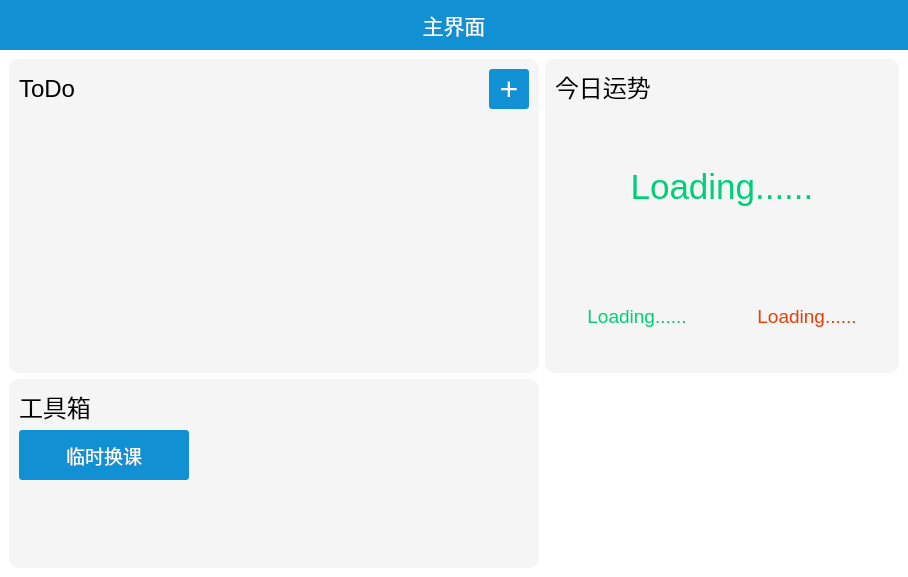
This is ui/mainwindow.ui in Aero80wd/SchoolTools as Qt 5 draws it before an edit. The edited form follows.
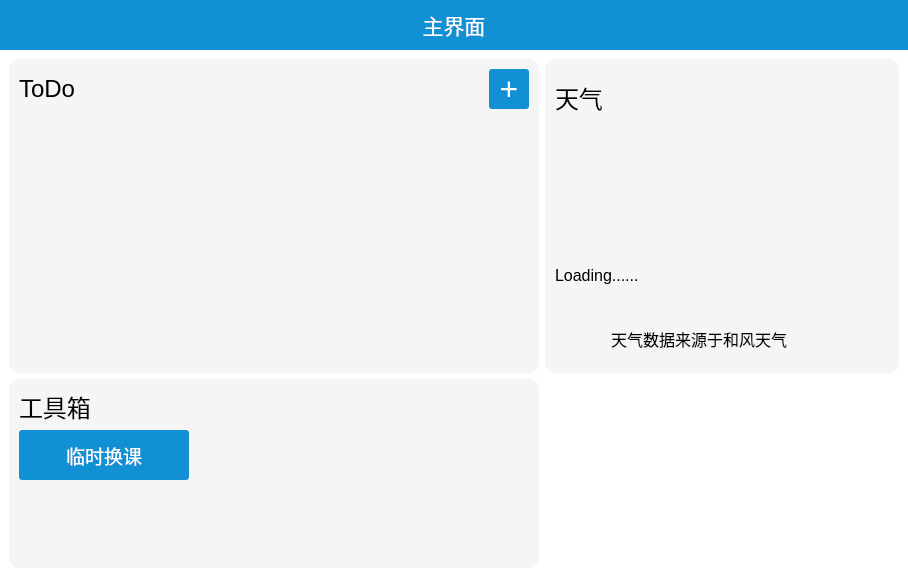
This is the edited form. Icons and pictures are not drawn. Custom widgets are drawn as their Qt base class.

What changed in the file:
```diff
--- a/ui/mainwindow.ui
+++ b/ui/mainwindow.ui
@@ -202,7 +202,7 @@
 border-radius: 10px;
 </string>
         </property>
-        <layout class="QVBoxLayout" name="verticalLayout_3" stretch="1,5,3">
+        <layout class="QVBoxLayout" name="verticalLayout_3" stretch="0,10,1,0">
          <property name="leftMargin">
           <number>10</number>
          </property>
@@ -217,6 +217,12 @@
          </property>
          <item>
           <widget class="QLabel" name="label_3">
+           <property name="maximumSize">
+            <size>
+             <width>16777215</width>
+             <height>50</height>
+            </size>
+           </property>
            <property name="font">
             <font>
              <pointsize>18</pointsize>
@@ -226,63 +232,74 @@
             <string notr="true">color:#000000;</string>
            </property>
            <property name="text">
-            <string>今日运势</string>
+            <string>天气</string>
            </property>
           </widget>
          </item>
          <item>
-          <widget class="QLabel" name="label_4">
+          <widget class="QLabel" name="weather_icon_show">
+           <property name="maximumSize">
+            <size>
+             <width>100</width>
+             <height>100</height>
+            </size>
+           </property>
+           <property name="text">
+            <string/>
+           </property>
+          </widget>
+         </item>
+         <item>
+          <widget class="QLabel" name="weather_show">
+           <property name="maximumSize">
+            <size>
+             <width>16777215</width>
+             <height>70</height>
+            </size>
+           </property>
            <property name="font">
             <font>
-             <pointsize>26</pointsize>
+             <pointsize>12</pointsize>
             </font>
            </property>
-           <property name="styleSheet">
-            <string notr="true">color:rgb(0, 206, 120)</string>
-           </property>
            <property name="text">
             <string>Loading......</string>
            </property>
-           <property name="alignment">
-            <set>Qt::AlignCenter</set>
-           </property>
           </widget>
          </item>
          <item>
-          <layout class="QHBoxLayout" name="horizontalLayout_3">
+          <layout class="QHBoxLayout" name="horizontalLayout_3" stretch="0,1">
            <item>
-            <widget class="QLabel" name="yilabel">
-             <property name="font">
-              <font>
-               <pointsize>14</pointsize>
-              </font>
+            <widget class="QLabel" name="label_6">
+             <property name="minimumSize">
+              <size>
+               <width>50</width>
+               <height>0</height>
+              </size>
              </property>
              <property name="styleSheet">
-              <string notr="true">color:rgb(0, 206, 120)</string>
+              <string notr="true">image: url(&quot;:/res/qweather_icons/qweather-fill.svg&quot;)</string>
              </property>
              <property name="text">
-              <string>Loading......</string>
-             </property>
-             <property name="alignment">
-              <set>Qt::AlignCenter</set>
+              <string/>
              </property>
             </widget>
            </item>
            <item>
-            <widget class="QLabel" name="jilabel">
+            <widget class="QLabel" name="label_4">
+             <property name="maximumSize">
+              <size>
+               <width>16777215</width>
+               <height>40</height>
+              </size>
+             </property>
              <property name="font">
               <font>
-               <pointsize>14</pointsize>
+               <pointsize>12</pointsize>
               </font>
              </property>
-             <property name="styleSheet">
-              <string notr="true">color:rgb(230, 64, 9)</string>
-             </property>
              <property name="text">
-              <string>Loading......</string>
-             </property>
-             <property name="alignment">
-              <set>Qt::AlignCenter</set>
+              <string>天气数据来源于和风天气</string>
              </property>
             </widget>
            </item>
```
Left out of the diff: 6 changed lines with no effect on the pictures.
